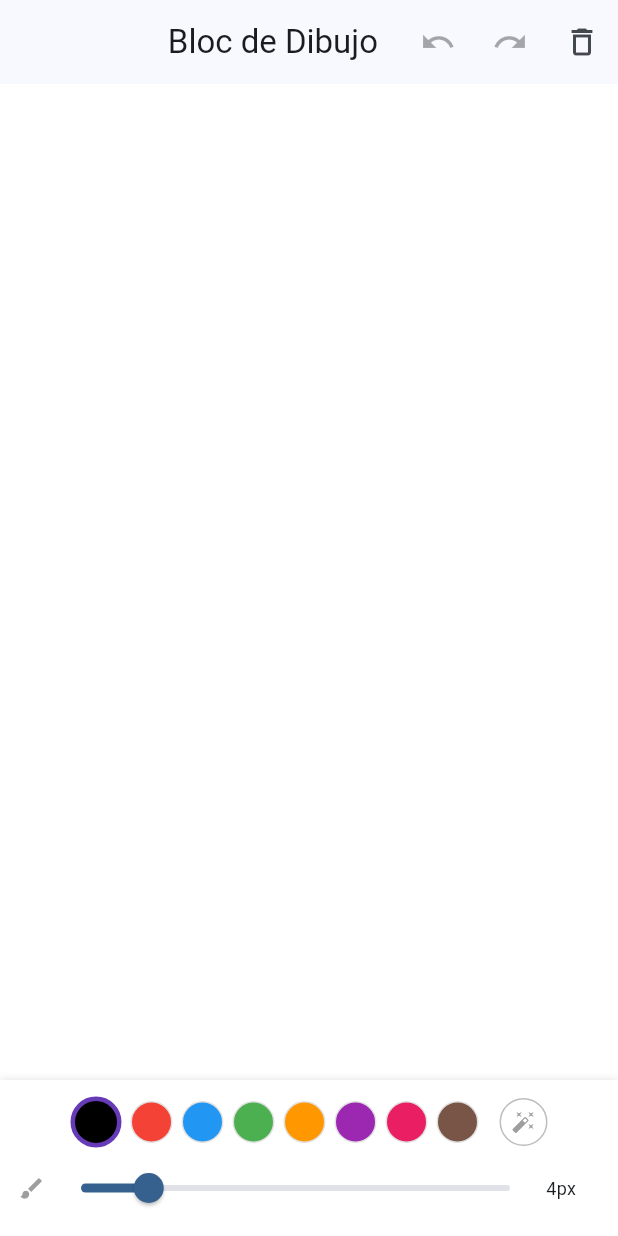
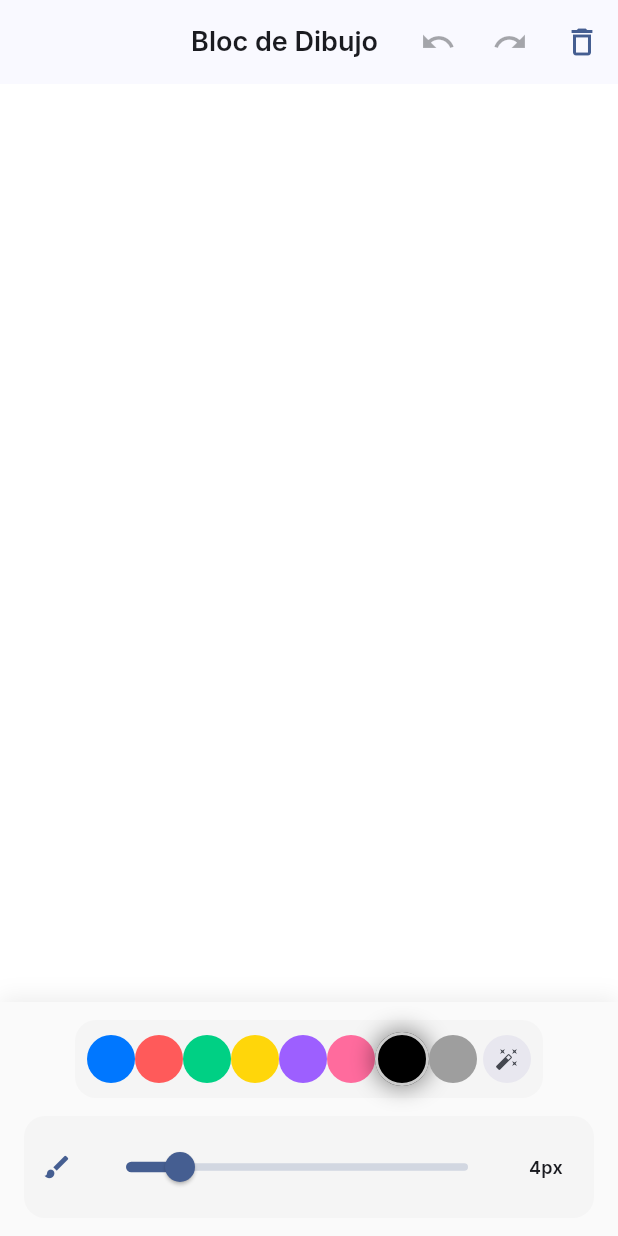
Before and after one commit to juanjomo4/flutter_application_bloc_dibujo, a Flutter app: the screen it shows after launch, on a phone screen of 412 x 824 dp. Run offline on Flutter 3.47's test engine with Material 3 defaults, Android fonts, the phone set to English and light mode, and no system bars; drawn by our look-alikes of dynamic_color; our stand-ins replace google_fonts.

Commit message:
Cambio de estilo en la aplicación
Co-authored-by: Copilot <copilot@github.com>

```diff
--- a/lib/main.dart
+++ b/lib/main.dart
@@ -3,6 +3,7 @@ import 'package:provider/provider.dart';
 import 'package:dynamic_color/dynamic_color.dart';
 import 'providers/drawing_provider.dart';
 import 'screens/drawing_screen.dart';
+import 'theme/hyperos_theme.dart';
 
 void main() {
   runApp(const DrawingApp());
@@ -18,11 +19,11 @@ class DrawingApp extends StatelessWidget {
       child: DynamicColorBuilder(
         builder: (ColorScheme? lightDynamic, ColorScheme? darkDynamic) {
           final lightScheme = lightDynamic ?? ColorScheme.fromSeed(
-            seedColor: Colors.blue,
+            seedColor: HyperOSTheme.hyperOSBlue,
             brightness: Brightness.light,
           );
           final darkScheme = darkDynamic ?? ColorScheme.fromSeed(
-            seedColor: Colors.blue,
+            seedColor: HyperOSTheme.hyperOSBlue,
             brightness: Brightness.dark,
           );
 
@@ -30,15 +31,8 @@ class DrawingApp extends StatelessWidget {
             title: 'Bloc de Dibujo',
             debugShowCheckedModeBanner: false,
             themeMode: ThemeMode.system,
-            theme: ThemeData(
-              useMaterial3: true,
-              colorScheme: lightScheme,
-            ),
-            darkTheme: ThemeData(
-              useMaterial3: true,
-              colorScheme: darkScheme,
-              brightness: Brightness.dark,
-            ),
+            theme: HyperOSTheme.lightTheme(lightScheme),
+            darkTheme: HyperOSTheme.darkTheme(darkScheme),
             home: const DrawingScreen(),
           );
         },
--- /dev/null
+++ b/lib/theme/hyperos_theme.dart
@@ -0,0 +1,246 @@
+import 'package:flutter/material.dart';
+import 'package:google_fonts/google_fonts.dart';
+
+class HyperOSTheme {
+  // Tipografía similar a MiSans de HyperOS
+  static TextStyle _buildTextStyle({
+    required double fontSize,
+    required FontWeight fontWeight,
+    required Color color,
+    double? letterSpacing,
+    double? height,
+  }) {
+    return GoogleFonts.inter(
+      fontSize: fontSize,
+      fontWeight: fontWeight,
+      color: color,
+      letterSpacing: letterSpacing,
+      height: height,
+    );
+  }
+
+  static ThemeData lightTheme(ColorScheme colorScheme) {
+    return ThemeData(
+      useMaterial3: true,
+      brightness: Brightness.light,
+      colorScheme: colorScheme.copyWith(
+        brightness: Brightness.light,
+        primary: colorScheme.primary,
+        surface: const Color(0xFFFAFAFA),
+        surfaceContainer: const Color(0xFFF5F5F5),
+      ),
+      textTheme: _buildTextTheme(Brightness.light),
+      appBarTheme: AppBarTheme(
+        backgroundColor: colorScheme.surface,
+        elevation: 0,
+        centerTitle: true,
+        titleTextStyle: _buildTextStyle(
+          fontSize: 18,
+          fontWeight: FontWeight.w600,
+          color: colorScheme.onSurface,
+        ),
+      ),
+      elevatedButtonTheme: ElevatedButtonThemeData(
+        style: ElevatedButton.styleFrom(
+          backgroundColor: colorScheme.primary,
+          foregroundColor: colorScheme.onPrimary,
+          elevation: 2,
+          padding: const EdgeInsets.symmetric(horizontal: 24, vertical: 12),
+          shape: RoundedRectangleBorder(borderRadius: BorderRadius.circular(12)),
+          textStyle: _buildTextStyle(
+            fontSize: 16,
+            fontWeight: FontWeight.w600,
+            color: colorScheme.onPrimary,
+          ),
+        ),
+      ),
+      iconButtonTheme: IconButtonThemeData(
+        style: IconButton.styleFrom(
+          foregroundColor: colorScheme.primary,
+          highlightColor: colorScheme.primary.withOpacity(0.1),
+          shape: RoundedRectangleBorder(borderRadius: BorderRadius.circular(12)),
+        ),
+      ),
+      sliderTheme: SliderThemeData(
+        activeTrackColor: colorScheme.primary,
+        inactiveTrackColor: colorScheme.primary.withOpacity(0.2),
+        thumbColor: colorScheme.primary,
+        trackHeight: 5,
+        overlayColor: colorScheme.primary.withOpacity(0.2),
+      ),
+      cardTheme: CardThemeData(
+        color: colorScheme.surface,
+        elevation: 0,
+        shape: RoundedRectangleBorder(borderRadius: BorderRadius.circular(16)),
+      ),
+    );
+  }
+
+  static ThemeData darkTheme(ColorScheme colorScheme) {
+    return ThemeData(
+      useMaterial3: true,
+      brightness: Brightness.dark,
+      colorScheme: colorScheme.copyWith(
+        brightness: Brightness.dark,
+        primary: _adjustColorForDark(colorScheme.primary),
+        surface: const Color(0xFF1A1A1A),
+        surfaceContainer: const Color(0xFF262626),
+      ),
+      textTheme: _buildTextTheme(Brightness.dark),
+      appBarTheme: AppBarTheme(
+        backgroundColor: colorScheme.surface,
+        elevation: 0,
+        centerTitle: true,
+        titleTextStyle: _buildTextStyle(
+          fontSize: 18,
+          fontWeight: FontWeight.w600,
+          color: colorScheme.onSurface,
+        ),
+      ),
+      elevatedButtonTheme: ElevatedButtonThemeData(
+        style: ElevatedButton.styleFrom(
+          backgroundColor: _adjustColorForDark(colorScheme.primary),
+          foregroundColor: colorScheme.onPrimary,
+          elevation: 2,
+          padding: const EdgeInsets.symmetric(horizontal: 24, vertical: 12),
+          shape: RoundedRectangleBorder(borderRadius: BorderRadius.circular(12)),
+          textStyle: _buildTextStyle(
+            fontSize: 16,
+            fontWeight: FontWeight.w600,
+            color: colorScheme.onPrimary,
+          ),
+        ),
+      ),
+      iconButtonTheme: IconButtonThemeData(
+        style: IconButton.styleFrom(
+          foregroundColor: _adjustColorForDark(colorScheme.primary),
+          highlightColor: _adjustColorForDark(colorScheme.primary).withOpacity(0.1),
+          shape: RoundedRectangleBorder(borderRadius: BorderRadius.circular(12)),
+        ),
+      ),
+      sliderTheme: SliderThemeData(
+        activeTrackColor: _adjustColorForDark(colorScheme.primary),
+        inactiveTrackColor: _adjustColorForDark(colorScheme.primary).withOpacity(0.2),
+        thumbColor: _adjustColorForDark(colorScheme.primary),
+        trackHeight: 5,
+        overlayColor: _adjustColorForDark(colorScheme.primary).withOpacity(0.2),
+      ),
+      cardTheme: CardThemeData(
+        color: colorScheme.surface,
+        elevation: 0,
+        shape: RoundedRectangleBorder(borderRadius: BorderRadius.circular(16)),
+      ),
+    );
+  }
+
+  static TextTheme _buildTextTheme(Brightness brightness) {
+    final textColor = brightness == Brightness.light
+        ? const Color(0xFF1A1A1A)
+        : const Color(0xFFFFFFFF);
+
+    return TextTheme(
+      displayLarge: _buildTextStyle(
+        fontSize: 32,
+        fontWeight: FontWeight.w700,
+        color: textColor,
+        letterSpacing: -0.5,
+      ),
+      displayMedium: _buildTextStyle(
+        fontSize: 28,
+        fontWeight: FontWeight.w700,
+        color: textColor,
+        letterSpacing: -0.5,
+      ),
+      displaySmall: _buildTextStyle(
+        fontSize: 24,
+        fontWeight: FontWeight.w700,
+        color: textColor,
+      ),
+      headlineLarge: _buildTextStyle(
+        fontSize: 22,
+        fontWeight: FontWeight.w600,
+        color: textColor,
+      ),
+      headlineMedium: _buildTextStyle(
+        fontSize: 20,
+        fontWeight: FontWeight.w600,
+        color: textColor,
+      ),
+      headlineSmall: _buildTextStyle(
+        fontSize: 18,
+        fontWeight: FontWeight.w600,
+        color: textColor,
+      ),
+      titleLarge: _buildTextStyle(
+        fontSize: 16,
+        fontWeight: FontWeight.w600,
+        color: textColor,
+        letterSpacing: 0.15,
+      ),
+      titleMedium: _buildTextStyle(
+        fontSize: 14,
+        fontWeight: FontWeight.w500,
+        color: textColor,
+        letterSpacing: 0.1,
+      ),
+      titleSmall: _buildTextStyle(
+        fontSize: 12,
+        fontWeight: FontWeight.w500,
+        color: textColor,
+      ),
+      bodyLarge: _buildTextStyle(
+        fontSize: 16,
+        fontWeight: FontWeight.w400,
+        color: textColor,
+        letterSpacing: 0.15,
+      ),
+      bodyMedium: _buildTextStyle(
+        fontSize: 14,
+        fontWeight: FontWeight.w400,
+        color: textColor,
+        letterSpacing: 0.25,
+      ),
+      bodySmall: _buildTextStyle(
+        fontSize: 12,
+        fontWeight: FontWeight.w400,
+        color: textColor.withOpacity(0.7),
+        letterSpacing: 0.4,
+      ),
+      labelLarge: _buildTextStyle(
+        fontSize: 14,
+        fontWeight: FontWeight.w600,
+        color: textColor,
+        letterSpacing: 0.1,
+      ),
+      labelMedium: _buildTextStyle(
+        fontSize: 12,
+        fontWeight: FontWeight.w500,
+        color: textColor,
+        letterSpacing: 0.5,
+      ),
+      labelSmall: _buildTextStyle(
+        fontSize: 11,
+        fontWeight: FontWeight.w500,
+        color: textColor,
+        letterSpacing: 0.5,
+      ),
+    );
+  }
+
+  // Aumentar saturación de colores para darles un look más vibrante como HyperOS
+  static Color _adjustColorForDark(Color color) {
+    final hslColor = HSLColor.fromColor(color);
+    return hslColor
+        .withSaturation((hslColor.saturation * 1.2).clamp(0, 1))
+        .withLightness((hslColor.lightness * 1.15).clamp(0, 1))
+        .toColor();
+  }
+
+  // Paleta de colores HyperOS predeterminada
+  static const Color hyperOSBlue = Color(0xFF0077FF);
+  static const Color hyperOSGreen = Color(0xFF00D084);
+  static const Color hyperOSRed = Color(0xFFFF5A5A);
+  static const Color hyperOSYellow = Color(0xFFFFD60A);
+  static const Color hyperOSPurple = Color(0xFF9D5FFF);
+  static const Color hyperOSPink = Color(0xFFFF6B9D);
+}
--- a/lib/widgets/toolbar.dart
+++ b/lib/widgets/toolbar.dart
@@ -1,36 +1,54 @@
 import 'package:flutter/material.dart';
 import 'package:provider/provider.dart';
+import 'package:google_fonts/google_fonts.dart';
 import '../providers/drawing_provider.dart';
+import '../theme/hyperos_theme.dart';
 
 class DrawingToolbar extends StatelessWidget {
   const DrawingToolbar({super.key});
 
   static const _colors = [
+    HyperOSTheme.hyperOSBlue,
+    HyperOSTheme.hyperOSRed,
+    HyperOSTheme.hyperOSGreen,
+    HyperOSTheme.hyperOSYellow,
+    HyperOSTheme.hyperOSPurple,
+    HyperOSTheme.hyperOSPink,
     Colors.black,
-    Colors.red,
-    Colors.blue,
-    Colors.green,
-    Colors.orange,
-    Colors.purple,
-    Colors.pink,
-    Colors.brown,
+    Colors.grey,
   ];
 
   @override
   Widget build(BuildContext context) {
     final provider = context.watch<DrawingProvider>();
+    final theme = Theme.of(context);
 
     return Container(
-      padding: const EdgeInsets.symmetric(horizontal: 12, vertical: 8),
+      padding: const EdgeInsets.symmetric(horizontal: 16, vertical: 12),
       decoration: BoxDecoration(
-        color: Colors.white,
-        boxShadow: [BoxShadow(color: Colors.black12, blurRadius: 4)],
+        color: theme.colorScheme.surface,
+        boxShadow: [
+          BoxShadow(
+            color: Colors.black.withOpacity(0.08),
+            blurRadius: 12,
+            offset: const Offset(0, -2),
+          ),
+        ],
       ),
       child: Column(
         mainAxisSize: MainAxisSize.min,
+        spacing: 12,
         children: [
           // Paleta de colores + borrador
-          Row(
+          Container(
+            padding: const EdgeInsets.symmetric(horizontal: 8, vertical: 8),
+            decoration: BoxDecoration(
+              color: theme.colorScheme.surfaceContainer,
+              borderRadius: BorderRadius.circular(14),
+            ),
+            child: SingleChildScrollView(
+              scrollDirection: Axis.horizontal,
+              child: Row(
                 mainAxisAlignment: MainAxisAlignment.center,
                 children: [
                   ..._colors.map(
@@ -41,30 +59,51 @@ class DrawingToolbar extends StatelessWidget {
                       onTap: () => provider.setColor(color),
                     ),
                   ),
-              const SizedBox(width: 8),
+                  const SizedBox(width: 4),
                   _EraserButton(isActive: provider.isEraser),
                 ],
               ),
+            ),
+          ),
           // Grosor del trazo
-          Row(
+          Container(
+            padding: const EdgeInsets.symmetric(horizontal: 12, vertical: 10),
+            decoration: BoxDecoration(
+              color: theme.colorScheme.surfaceContainer,
+              borderRadius: BorderRadius.circular(14),
+            ),
+            child: Row(
               children: [
-              const Icon(Icons.brush, size: 18, color: Colors.grey),
+                Icon(
+                  Icons.brush,
+                  size: 20,
+                  color: theme.colorScheme.primary,
+                ),
+                const SizedBox(width: 12),
                 Expanded(
                   child: Slider(
                     min: 1,
                     max: 20,
                     value: provider.strokeWidth,
                     onChanged: provider.setStrokeWidth,
+                    label: '${provider.strokeWidth.toInt()}px',
                   ),
                 ),
+                const SizedBox(width: 8),
                 SizedBox(
-                width: 36,
+                  width: 40,
                   child: Text(
                     '${provider.strokeWidth.toInt()}px',
-                  style: const TextStyle(fontSize: 12),
+                    style: GoogleFonts.inter(
+                      fontSize: 12,
+                      fontWeight: FontWeight.w600,
+                      color: theme.colorScheme.onSurface,
+                    ),
+                    textAlign: TextAlign.center,
                   ),
                 ),
               ],
+            ),
           ),
         ],
       ),
@@ -72,7 +111,7 @@ class DrawingToolbar extends StatelessWidget {
   }
 }
 
-class _ColorDot extends StatelessWidget {
+class _ColorDot extends StatefulWidget {
   final Color color;
   final bool isSelected;
   final VoidCallback onTap;
@@ -84,20 +123,67 @@ class _ColorDot extends StatelessWidget {
   });
 
   @override
+  State<_ColorDot> createState() => _ColorDotState();
+}
+
+class _ColorDotState extends State<_ColorDot>
+    with SingleTickerProviderStateMixin {
+  late AnimationController _controller;
+
+  @override
+  void initState() {
+    super.initState();
+    _controller = AnimationController(
+      duration: const Duration(milliseconds: 200),
+      vsync: this,
+    );
+  }
+
+  @override
+  void didUpdateWidget(_ColorDot oldWidget) {
+    super.didUpdateWidget(oldWidget);
+    if (widget.isSelected && !oldWidget.isSelected) {
+      _controller.forward();
+    } else if (!widget.isSelected && oldWidget.isSelected) {
+      _controller.reverse();
+    }
+  }
+
+  @override
+  void dispose() {
+    _controller.dispose();
+    super.dispose();
+  }
+
+  @override
   Widget build(BuildContext context) {
     return GestureDetector(
-      onTap: onTap,
+      onTap: widget.onTap,
+      child: ScaleTransition(
+        scale: Tween<double>(begin: 1, end: 1.15).animate(_controller),
         child: AnimatedContainer(
-        duration: const Duration(milliseconds: 150),
-        margin: const EdgeInsets.all(3),
-        width: isSelected ? 34 : 28,
-        height: isSelected ? 34 : 28,
+          duration: const Duration(milliseconds: 200),
+          curve: Curves.easeOutCubic,
+          width: widget.isSelected ? 36 : 32,
+          height: widget.isSelected ? 36 : 32,
           decoration: BoxDecoration(
-          color: color,
+            color: widget.color,
             shape: BoxShape.circle,
             border: Border.all(
-            color: isSelected ? Colors.deepPurple : Colors.grey.shade300,
-            width: isSelected ? 3 : 1,
+              color: widget.isSelected
+                  ? Colors.white.withOpacity(0.8)
+                  : Colors.transparent,
+              width: widget.isSelected ? 2 : 0,
+            ),
+            boxShadow: widget.isSelected
+                ? [
+                    BoxShadow(
+                      color: widget.color.withOpacity(0.4),
+                      blurRadius: 12,
+                      spreadRadius: 2,
+                    ),
+                  ]
+                : [],
           ),
         ),
       ),
@@ -105,32 +191,79 @@ class _ColorDot extends StatelessWidget {
   }
 }
 
-class _EraserButton extends StatelessWidget {
+class _EraserButton extends StatefulWidget {
   final bool isActive;
 
   const _EraserButton({required this.isActive});
 
   @override
+  State<_EraserButton> createState() => _EraserButtonState();
+}
+
+class _EraserButtonState extends State<_EraserButton>
+    with SingleTickerProviderStateMixin {
+  late AnimationController _controller;
+
+  @override
+  void initState() {
+    super.initState();
+    _controller = AnimationController(
+      duration: const Duration(milliseconds: 200),
+      vsync: this,
+    );
+  }
+
+  @override
+  void didUpdateWidget(_EraserButton oldWidget) {
+    super.didUpdateWidget(oldWidget);
+    if (widget.isActive && !oldWidget.isActive) {
+      _controller.forward();
+    } else if (!widget.isActive && oldWidget.isActive) {
+      _controller.reverse();
+    }
+  }
+
+  @override
+  void dispose() {
+    _controller.dispose();
+    super.dispose();
+  }
+
+  @override
   Widget build(BuildContext context) {
+    final theme = Theme.of(context);
+
     return GestureDetector(
       onTap: () => context.read<DrawingProvider>().toggleEraser(),
+      child: ScaleTransition(
+        scale: Tween<double>(begin: 1, end: 1.15).animate(_controller),
         child: AnimatedContainer(
-        duration: const Duration(milliseconds: 150),
-        margin: const EdgeInsets.all(3),
-        width: isActive ? 38 : 32,
-        height: isActive ? 38 : 32,
+          duration: const Duration(milliseconds: 200),
+          curve: Curves.easeOutCubic,
+          width: widget.isActive ? 36 : 32,
+          height: widget.isActive ? 36 : 32,
           decoration: BoxDecoration(
-          color: Colors.white,
+            color: widget.isActive
+                ? theme.colorScheme.primary
+                : theme.colorScheme.surfaceContainerHigh,
             shape: BoxShape.circle,
-          border: Border.all(
-            color: isActive ? Colors.deepPurple : Colors.grey.shade400,
-            width: isActive ? 3 : 1,
+            boxShadow: widget.isActive
+                ? [
+                    BoxShadow(
+                      color: theme.colorScheme.primary.withOpacity(0.3),
+                      blurRadius: 12,
+                      spreadRadius: 2,
                     ),
+                  ]
+                : [],
           ),
           child: Icon(
             Icons.auto_fix_high,
-          size: isActive ? 20 : 16,
-          color: isActive ? Colors.deepPurple : Colors.grey,
+            size: widget.isActive ? 18 : 16,
+            color: widget.isActive
+                ? theme.colorScheme.onPrimary
+                : theme.colorScheme.onSurfaceVariant,
+          ),
         ),
       ),
     );
--- a/pubspec.yaml
+++ b/pubspec.yaml
@@ -32,6 +32,7 @@ dependencies:
     sdk: flutter
   provider: ^6.1.2
   dynamic_color: ^1.4.3
+  google_fonts: ^6.1.0
 
   # The following adds the Cupertino Icons font to your application.
   # Use with the CupertinoIcons class for iOS style icons.
```
Lines whose indentation alone changed are shown as unchanged.
